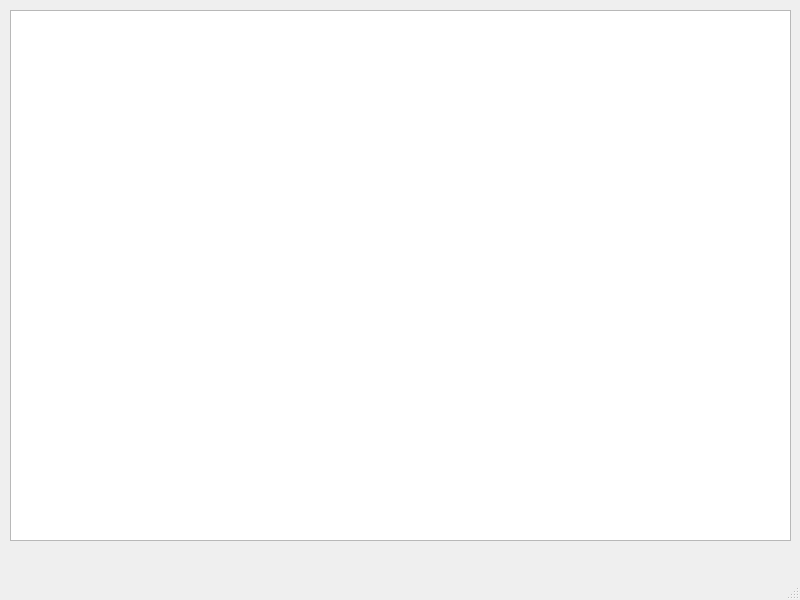
Old version of the form qpp/prefetch/Source/Interface/MainWindow/mainwindow.ui in the repository mhtvsSFrpHdE/prefetch.
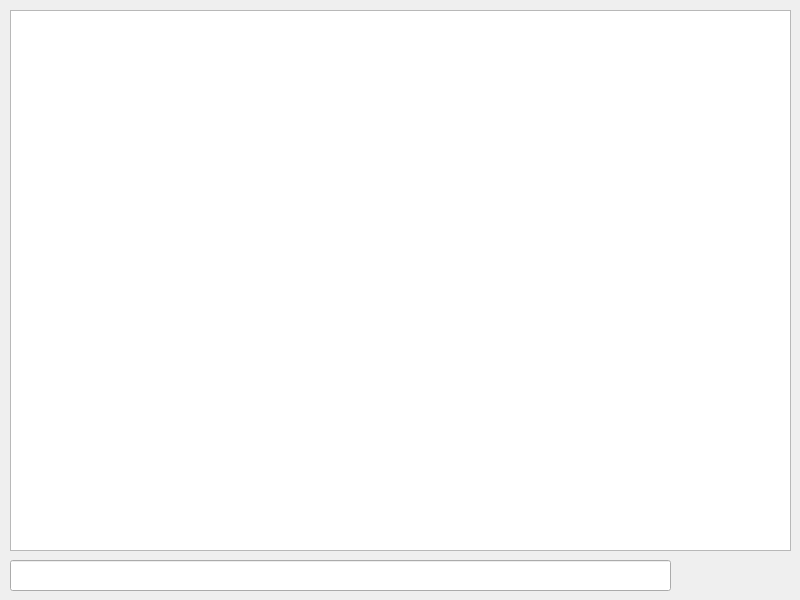
New version of the form.

Commit message: Choose a widget to type command

What changed in the file:
```diff
--- a/qpp/prefetch/Source/Interface/MainWindow/mainwindow.ui
+++ b/qpp/prefetch/Source/Interface/MainWindow/mainwindow.ui
@@ -20,25 +20,24 @@
       <x>10</x>
       <y>10</y>
       <width>781</width>
-      <height>531</height>
+      <height>541</height>
      </rect>
     </property>
     <property name="readOnly">
      <bool>true</bool>
     </property>
    </widget>
-  </widget>
-  <widget class="QMenuBar" name="menubar">
+   <widget class="QLineEdit" name="command_lineEdit">
    <property name="geometry">
     <rect>
-     <x>0</x>
-     <y>0</y>
-     <width>800</width>
-     <height>21</height>
+      <x>10</x>
+      <y>560</y>
+      <width>661</width>
+      <height>31</height>
     </rect>
    </property>
   </widget>
-  <widget class="QStatusBar" name="statusbar"/>
+  </widget>
  </widget>
  <resources/>
  <connections/>
```
Lines whose indentation alone changed are shown as unchanged.
